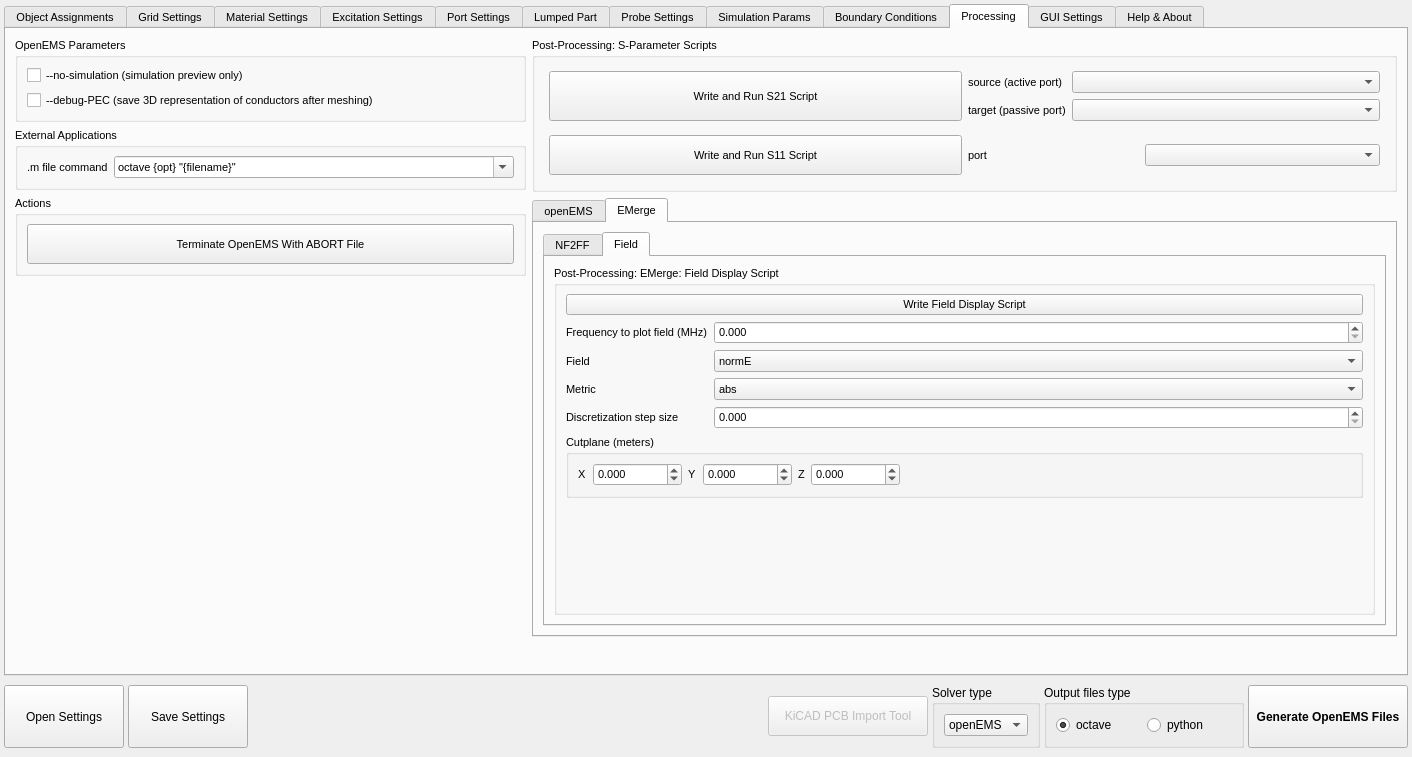
Old version of the form ui/dialog_OpenEMS_Simulation_Creator.ui in the repository LubomirJagos42/FreeCAD-OpenEMS-Export.
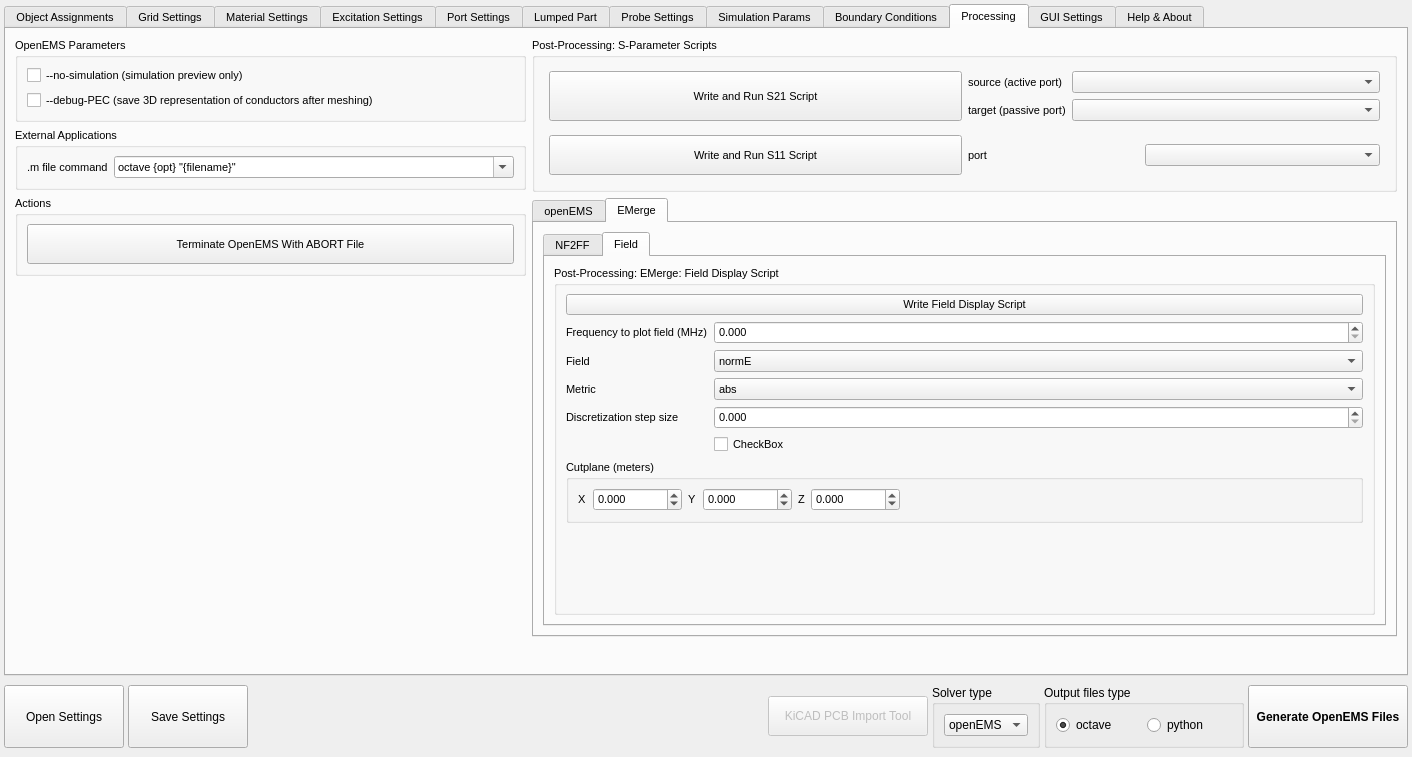
New version of the form. The open tabs and pages were chosen to show the change.

Commit message: added missing checkbox for EMerge field animation into GUI

Patch:
```diff
--- a/ui/dialog_OpenEMS_Simulation_Creator.ui
+++ b/ui/dialog_OpenEMS_Simulation_Creator.ui
@@ -8745,6 +8745,13 @@
                             </property>
                            </widget>
                           </item>
+                          <item row="5" column="1">
+                           <widget class="QCheckBox" name="animateFieldProcessingEmerge">
+                            <property name="text">
+                             <string>CheckBox</string>
+                            </property>
+                           </widget>
+                          </item>
                          </layout>
                         </item>
                         <item>
```
Left out of the diff: 4 changed lines with no effect on the pictures.
